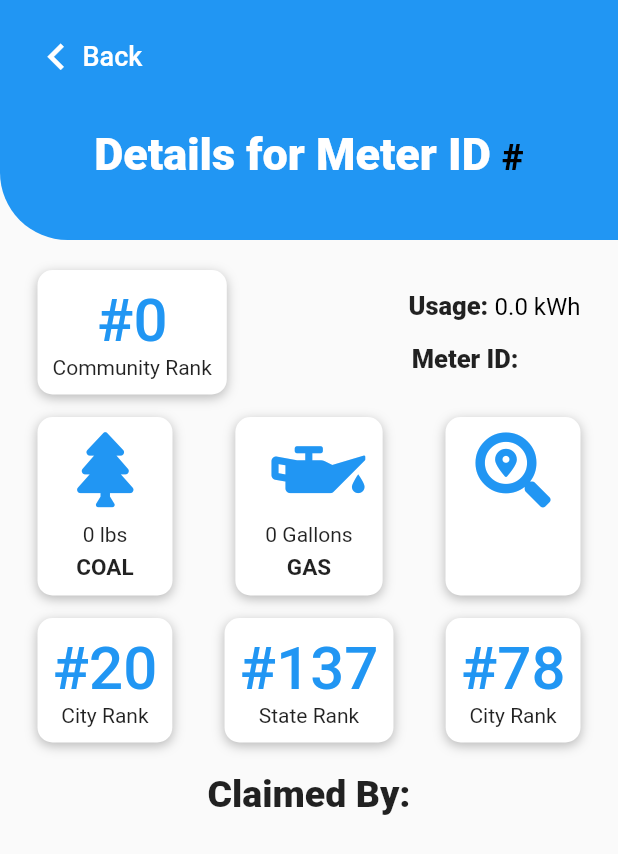
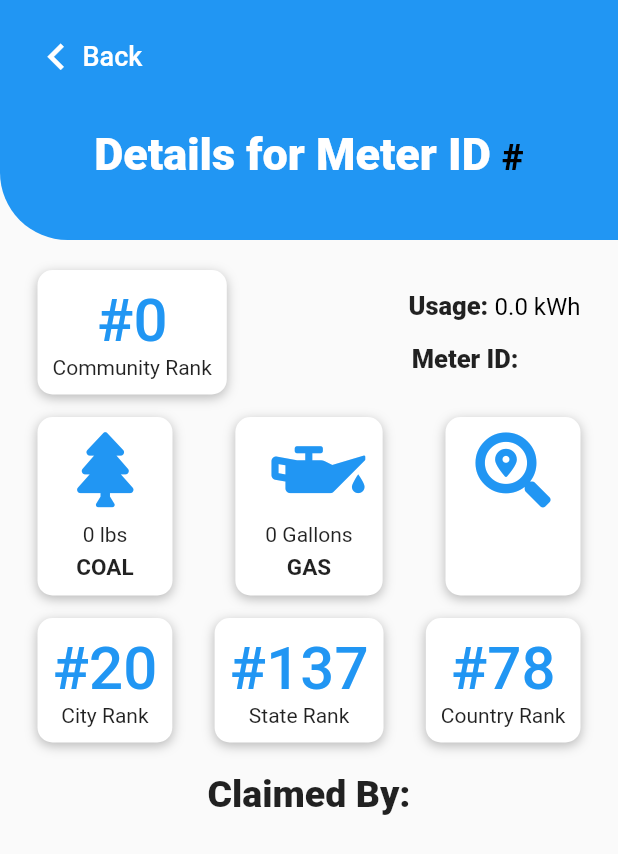
Before and after one commit to powercontest/frontend, a Flutter app: the DetailPage screen opened directly with empty values, on a phone screen of 412 x 824 dp. Shown: the top 854 px of the screen. Run offline on Flutter 3.47's test engine with Material 2 defaults, Android fonts, the phone set to English and light mode, and no system bars; our stand-ins replace font_awesome_flutter, google_fonts.

Commit message:
minor spelling error

```diff
--- a/power_contest/lib/screens/detailPage.dart
+++ b/power_contest/lib/screens/detailPage.dart
@@ -277,7 +277,7 @@ class _DetailPageState extends State<DetailPage> {
             child: Column(
               children: <Widget>[
                 Text("#${random.nextInt(100)}", style: TextStyle(fontSize: 40, fontWeight: FontWeight.w500, color: Colors.blue),),
-                Text("City Rank")
+                Text("Country Rank")
               ],
             ),
           ),
```
